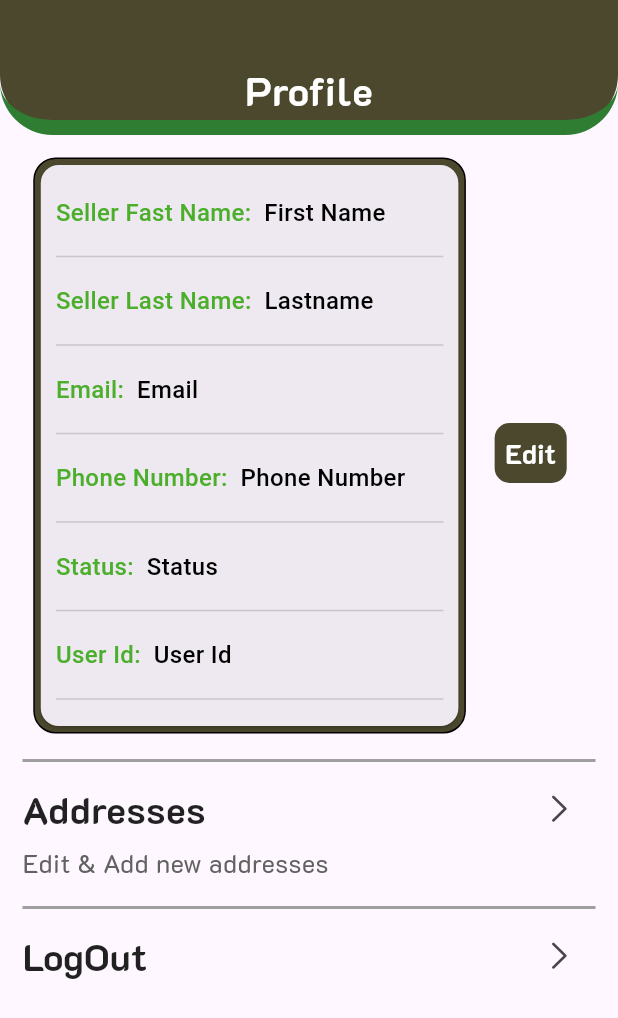
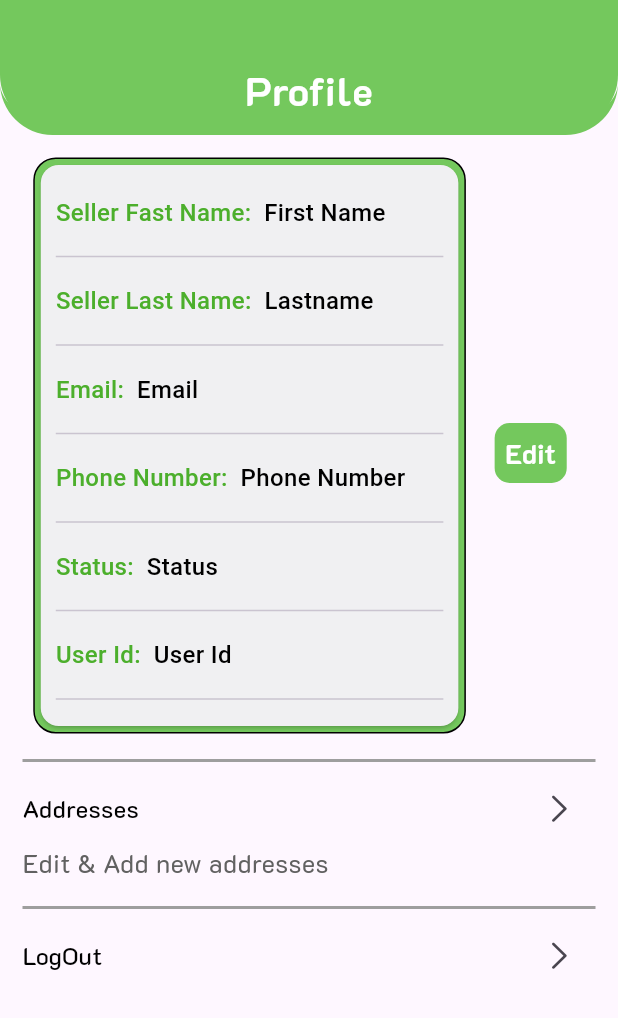
Before and after one commit to musthafamullath/Fork-Plate, a Flutter app: the ScreenProfile screen opened directly, on a phone screen of 412 x 824 dp. Shown: the top 1018 px of the screen. Run offline on Flutter 3.47's test engine with Material 3 defaults, Android fonts, the phone set to English and light mode, and no system bars; our stand-ins replace animate_do, bloc, carousel_slider, dio, dotted_border, flutter_bloc and 4 more; missing offline and left inert: order_tracker_zen, razorpay_flutter; accounts and stored records are empty; network calls fail.

Commit message:
order designs

```diff
--- a/lib/main.dart
+++ b/lib/main.dart
@@ -49,8 +49,7 @@
         debugShowCheckedModeBanner: false,
         title: 'Foodie Fly',
         theme: ThemeData(
-          primaryColor: Colors.green[100],
-          primarySwatch: greenMaterialColor,
+          primaryColor: yellowGreen,
           useMaterial3: true,
           fontFamily: 'K2D',
         ),
--- a/lib/utils/constants.dart
+++ b/lib/utils/constants.dart
@@ -24,24 +24,9 @@
 const Color kGreen = Colors.green;
 
 
-const Color darkOliveGreen = Color(0xFF4C482E);
+const Color yellowGreen = Color(0xFF74C85D);
 
 
 const Color white = Colors.white;
 const Color black = Colors.black;
 const Color grey = Colors.grey;
-const MaterialColor greenMaterialColor = MaterialColor(
-  0xFF00C853,
-  <int, Color>{
-    50: Color(0xFFE8F5E9),
-    100: Color(0xFFC7E9C9),
-    200: Color(0xFF80C783),
-    300: Color(0xFF4CAF50),
-    400: Color(0xFF1B8A1E),
-    500: Color(0xFF00C853),
-    600: Color(0xFF00A845),
-    700: Color(0xFF008736),
-    800: Color(0xFF00642C),
-    900: Color(0xFF004122),
-  },
-);
--- a/lib/view/screen/cart/screen_cart.dart
+++ b/lib/view/screen/cart/screen_cart.dart
@@ -137,7 +137,7 @@
                                                         children: [
                                                           Container(
                                                             decoration: BoxDecoration(
-                                                                color: darkOliveGreen
+                                                                color: yellowGreen
                                                                     .withOpacity(
                                                                         0.1),
                                                                 borderRadius: const BorderRadius
--- a/lib/view/screen/category/widgets/dish_container.dart
+++ b/lib/view/screen/category/widgets/dish_container.dart
@@ -22,7 +22,7 @@
       // height: height * .275,
       decoration: BoxDecoration(
         borderRadius: BorderRadius.circular(10),
-        border: Border.all(width: 1, color: darkOliveGreen),
+        border: Border.all(width: 1, color: yellowGreen),
       ),
       child: Column(
         children: [
@@ -32,7 +32,7 @@
                 height: height * .15,
                 decoration: BoxDecoration(
                   borderRadius: BorderRadius.circular(10),
-                  border: Border.all(width: 1, color: darkOliveGreen),
+                  border: Border.all(width: 1, color: yellowGreen),
                   image: DecorationImage(
                     image: dish.imageUrl == ''
                         ? const AssetImage('assets/images/categories/dish.jpg')
--- a/lib/view/screen/dish_detatils/widget/Restaurant_banner.dart
+++ b/lib/view/screen/dish_detatils/widget/Restaurant_banner.dart
@@ -18,7 +18,7 @@
       children: [
         CircleAvatar(
           radius: 32,
-          backgroundColor: darkOliveGreen,
+          backgroundColor: yellowGreen,
           child: CircleAvatar(
             radius: 30,
             backgroundColor: white,
--- a/lib/view/screen/dish_detatils/widget/add_to_cart.dart
+++ b/lib/view/screen/dish_detatils/widget/add_to_cart.dart
@@ -49,7 +49,7 @@
                 style: bigBoldWhite,
               ),
               style: ElevatedButton.styleFrom(
-                backgroundColor: darkOliveGreen,
+                backgroundColor: yellowGreen,
                 shape: RoundedRectangleBorder(
                     borderRadius: BorderRadius.circular(25)),
               ),
--- a/lib/view/screen/dish_detatils/widget/favorites_button.dart
+++ b/lib/view/screen/dish_detatils/widget/favorites_button.dart
@@ -25,7 +25,7 @@
           child: CircleAvatar(
             backgroundColor: dishIds.contains(dish.dishId)
             ?
-            darkOliveGreen
+            yellowGreen
             :
             white,
             radius: 30,
@@ -46,7 +46,7 @@
                 ?
                 white
                 :
-                darkOliveGreen,
+                yellowGreen,
               ),
             ),
           ),
--- a/lib/view/screen/favorites/favorites.dart
+++ b/lib/view/screen/favorites/favorites.dart
@@ -57,7 +57,7 @@
                           decoration: BoxDecoration(
                             // color: Colors.amber,
                             borderRadius: BorderRadius.circular(10),
-                            border: Border.all(width: .5, color: darkOliveGreen),
+                            border: Border.all(width: .5, color: yellowGreen),
                           ),
                           child: Column(
                             children: [
@@ -66,7 +66,7 @@
                                 decoration: BoxDecoration(
                                     borderRadius: BorderRadius.circular(10),
                                     border: Border.all(
-                                        width: .5, color: darkOliveGreen),
+                                        width: .5, color: yellowGreen),
                                     image: DecorationImage(
                                         image: NetworkImage(
                                             state.dishes[index].imageUrl),
--- a/lib/view/screen/home/widgets/header.dart
+++ b/lib/view/screen/home/widgets/header.dart
@@ -20,7 +20,7 @@
       builder: (context, state) {
         return Container(
           decoration: BoxDecoration(
-              color: darkOliveGreen,
+              color: yellowGreen,
               border: BorderDirectional(
                 bottom: BorderSide(
                   color: greenPointShade800,
--- a/lib/view/screen/home/widgets/section_head.dart
+++ b/lib/view/screen/home/widgets/section_head.dart
@@ -1,4 +1,5 @@
 import 'package:flutter/material.dart';
+import 'package:foodie_fly/utils/text_styles.dart';
 
 class SectionHead extends StatelessWidget {
   const SectionHead({super.key, required this.heading});
@@ -9,7 +10,7 @@
     return Text(
 
       heading,
-      style: const TextStyle(color: Colors.black87,fontWeight: FontWeight.bold,fontSize: 25),
+      style:semiBoldBlack,
       textDirection: TextDirection.ltr,
       textAlign: TextAlign.center,
       overflow: TextOverflow.clip,
--- a/lib/view/screen/home/widgets/section_value.dart
+++ b/lib/view/screen/home/widgets/section_value.dart
@@ -9,7 +9,7 @@
   Widget build(BuildContext context) {
     return Text(
       heading,
-      style: bigBoldGreen,
+      style: semiBoldGreen,
        textDirection: TextDirection.ltr,
       textAlign: TextAlign.center,
       overflow: TextOverflow.fade,
--- a/lib/view/screen/orders/screen_orders.dart
+++ b/lib/view/screen/orders/screen_orders.dart
@@ -15,7 +15,7 @@
       length: 3,
       child: Scaffold(
         appBar: const PreferredSize(
-          preferredSize: Size.fromHeight(110),
+          preferredSize: Size.fromHeight(120),
           child: TabBarWidgetCustom(text: "Orders")
         ),
         body: TabBarView(children: [
--- a/lib/view/screen/profile/screen_profile.dart
+++ b/lib/view/screen/profile/screen_profile.dart
@@ -39,12 +39,12 @@
                           margin: const EdgeInsets.only(bottom: 10),
                           decoration: BoxDecoration(
                               borderRadius: BorderRadius.circular(15),
-                              color: darkOliveGreen,
+                              color: yellowGreen,
                               border: Border.all()),
                           width: size * 7 / 10,
                           child: Card(
-                            shadowColor: darkOliveGreen,
-                            surfaceTintColor: darkOliveGreen,
+                            shadowColor: yellowGreen,
+                            surfaceTintColor: yellowGreen,
                             borderOnForeground: false,
                             child: Padding(
                               padding: const EdgeInsets.fromLTRB(10, 0, 10, 0),
@@ -121,7 +121,7 @@
                                 padding: const EdgeInsets.all(7),
                                 decoration: BoxDecoration(
                                     borderRadius: BorderRadius.circular(10),
-                                    color: darkOliveGreen),
+                                    color: yellowGreen),
                                 child: const Text(
                                   "Edit",
                                   style: boldWhite,
--- a/lib/view/screen/restaurants/screen_restaurant.dart
+++ b/lib/view/screen/restaurants/screen_restaurant.dart
@@ -79,7 +79,7 @@
                                             blurRadius: 5,
                                             spreadRadius: 1,
                                             blurStyle: BlurStyle.outer,
-                                            color: darkOliveGreen,
+                                            color: yellowGreen,
                                           )
                                         ]),
                                     child: Padding(
@@ -130,7 +130,7 @@
                                                         decoration: BoxDecoration(
                                                           border: Border.all(
                                                               width: 2,
-                                                              color: darkOliveGreen.withOpacity(0.9)),
+                                                              color: yellowGreen.withOpacity(0.9)),
                                                           shape: BoxShape.circle,
                                                         ),
                                                         child: CircleAvatar(
--- a/lib/view/screen/signup_login/widgets/screen_login_page.dart
+++ b/lib/view/screen/signup_login/widgets/screen_login_page.dart
@@ -33,8 +33,8 @@
         child: Card(
           elevation: 2,
           margin: const EdgeInsets.all(20),
-          shadowColor: darkOliveGreen,
-          surfaceTintColor: darkOliveGreen,
+          shadowColor: yellowGreen,
+          surfaceTintColor: yellowGreen,
           child: Container(
             margin: const EdgeInsets.all(20),
             child: Column(
--- a/lib/view/screen/splash/widgets/splash_componense.dart
+++ b/lib/view/screen/splash/widgets/splash_componense.dart
@@ -50,10 +50,10 @@
                 style: TextStyle(
                   backgroundColor: black,
                   decoration: TextDecoration.underline,
-                  decorationColor: darkOliveGreen,
+                  decorationColor: yellowGreen,
                   decorationStyle: TextDecorationStyle.wavy,
                   fontSize: 50,
-                  color: darkOliveGreen,
+                  color: yellowGreen,
                   fontWeight: FontWeight.bold,
                 ),
               ),
--- a/lib/view/widgets/class_widgets/app_bar_widget.dart
+++ b/lib/view/widgets/class_widgets/app_bar_widget.dart
@@ -8,15 +8,15 @@
   @override
   Widget build(BuildContext context) {
     return Container(
-      decoration: BoxDecoration(
-          color: darkOliveGreen,
+      decoration: const BoxDecoration(
+          color: yellowGreen,
           border: BorderDirectional(
             bottom: BorderSide(
-              color: greenPointShade800,
+              color: yellowGreen,
               width: 10,
             ),
           ),
-          borderRadius: const BorderRadius.only(
+          borderRadius:  BorderRadius.only(
               bottomLeft: Radius.circular(35),
               bottomRight: Radius.circular(35))),
       child: Center(
--- a/lib/view/widgets/class_widgets/item_row.dart
+++ b/lib/view/widgets/class_widgets/item_row.dart
@@ -14,7 +14,7 @@
   @override
   Widget build(BuildContext context) {
     return SizedBox(
-      height: 50,
+      height: 32,
       child: Row(
         mainAxisAlignment: MainAxisAlignment.spaceAround,
         children: [SectionHead(heading: keyString), VerticalDivider(width: width,color:color,thickness: thickness,), SectionValue(heading: value)],
```
Also changed, not shown: lib/view/screen/orders/widgets/all_orders.dart (+18 -15 lines), lib/view/screen/orders/widgets/tabbar_custom_widget.dart (+21 -11 lines).
